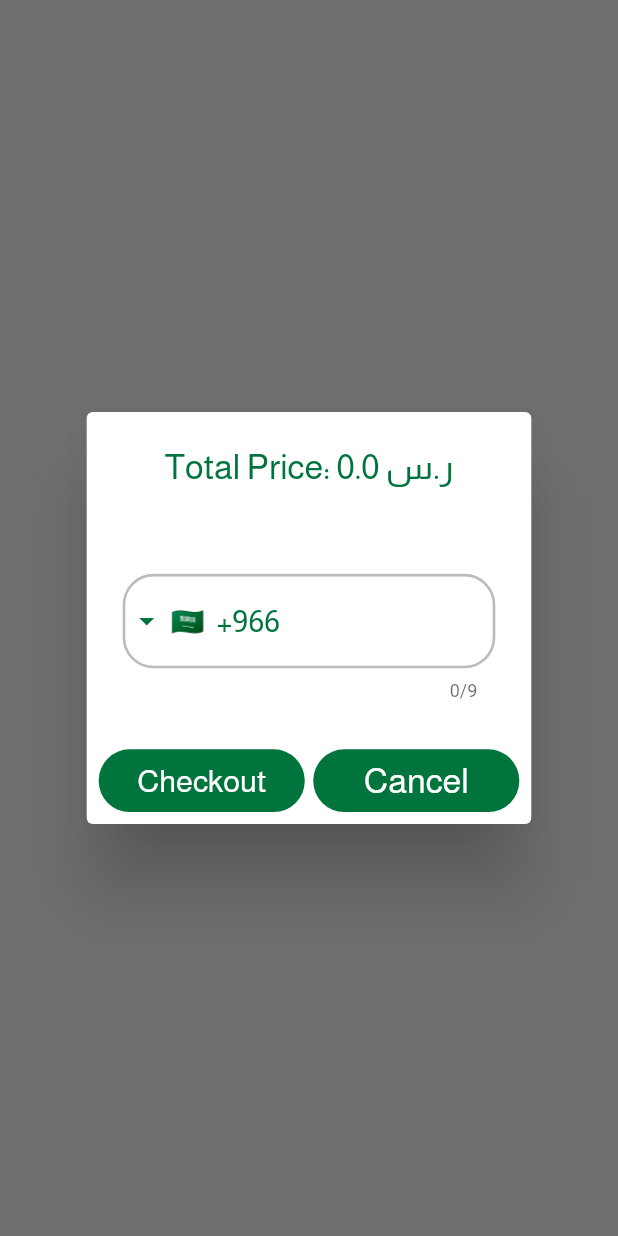
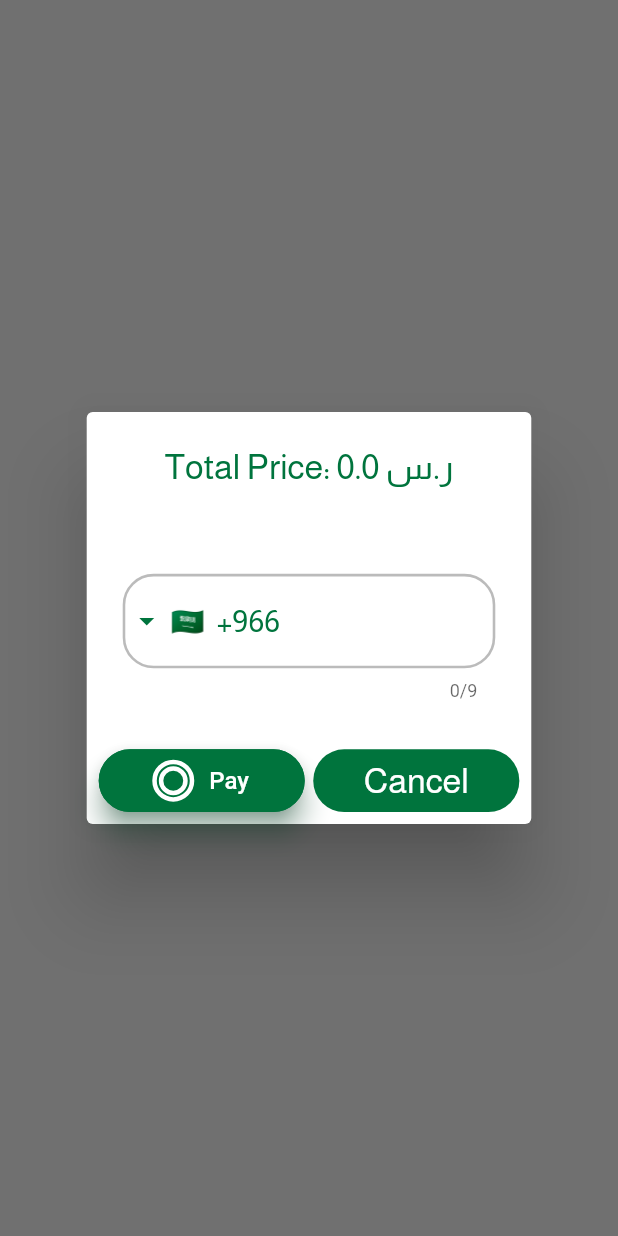
Before and after one commit to MohammadAssaf10/AsrarApp, a Flutter app: what showOrderDialog() shows on an empty page, opened directly with empty values, on a phone screen of 412 x 824 dp. Run offline on Flutter 3.47's test engine with Material 2 defaults, Android fonts, the phone set to English and light mode, and no system bars; drawn by our look-alikes of intl_phone_field; our stand-ins replace audioplayers, bloc, cached_network_image, cloud_firestore, dartz, dio and 17 more; missing offline and left inert: flutter_sound, go_sell_sdk_flutter; accounts and stored records are empty; generated files the repository leaves out were written again; project files that could hold a hidden picture were left out.

Commit message:
add pay to shop

```diff
--- a/assets/translations/ar.json
+++ b/assets/translations/ar.json
@@ -141,5 +141,6 @@
   "english": "الإنجليزية",
   "select_language": "اختر اللغة",
   "notification": "الإشعارات",
-  "show_details": "عرض التفاصيل"
+  "show_details": "عرض التفاصيل",
+  "pay": "دفع"
 }
--- a/assets/translations/en.json
+++ b/assets/translations/en.json
@@ -111,6 +111,7 @@
   "user_info_updated_successfully": "User Info Updated Successfully",
   "select_language": "Select Language",
   "notification": "notification",
+  "pay": "Pay",
 
   "Success": "Success",
   "Bad request error": "Bad request error",
--- a/lib/features/home/presentation/pages/main/profile_screen.dart
+++ b/lib/features/home/presentation/pages/main/profile_screen.dart
@@ -143,7 +143,7 @@ class _ProfileScreenState extends State<ProfileScreen> {
                 ),
                 ListTileWidget(
                   onTap: () {
-                    Navigator.pushNamed(
+                    Navigator.pushReplacementNamed(
                       context,
                       Routes.yourAccountRoute,
                       arguments: state.user,
--- a/lib/features/shop/data/repositories/shop_repository_impl.dart
+++ b/lib/features/shop/data/repositories/shop_repository_impl.dart
@@ -5,6 +5,7 @@ import '../../../../core/app/constants.dart';
 import '../../../../core/data/exception_handler.dart';
 import '../../../../core/data/failure.dart';
 import '../../../../core/network/network_info.dart';
+import '../../../payment/data/repositorys/tap_payment_repository.dart';
 import '../../domain/entities/product_entities.dart';
 import '../../domain/entities/shop_order_entities.dart';
 import '../../domain/repositories/shop_repository.dart';
@@ -76,6 +77,11 @@ class ShopRepositoryImpl extends ShopRepository {
   Future<Either<Failure, Unit>> cancelShopOrder(
       ShopOrderEntities shopOrder) async {
     try {
+      await TapPaymentService().refound(
+          chargeId: shopOrder.chargeId,
+          currency: 'SAR',
+          reason: 'returned',
+          amount: int.parse(shopOrder.totalPrice));
       await firestore
           .collection(FireBaseConstants.shopOrders)
           .doc(shopOrder.shopOrderId.toString())
--- a/lib/features/shop/domain/entities/shop_order_entities.dart
+++ b/lib/features/shop/domain/entities/shop_order_entities.dart
@@ -8,6 +8,7 @@ class ShopOrderEntities {
   final List<ProductEntities> products;
   final String totalPrice;
   final String orderStatus;
+  final String chargeId;
   ShopOrderEntities({
     required this.shopOrderId,
     required this.user,
@@ -15,6 +16,7 @@ class ShopOrderEntities {
     required this.products,
     required this.totalPrice,
     required this.orderStatus,
+    required this.chargeId,
   });
 
   Map<String, dynamic> toMap() {
@@ -25,6 +27,7 @@ class ShopOrderEntities {
       'products': products.map((x) => x.toMap()).toList(),
       'totalPrice': totalPrice,
       'orderStatus': orderStatus,
+      'chargeId': chargeId,
     };
   }
 
@@ -37,11 +40,12 @@ class ShopOrderEntities {
           map['products']?.map((x) => ProductEntities.fromMap(x))),
       totalPrice: map['totalPrice'],
       orderStatus: map['orderStatus'],
+      chargeId: map['chargeId'],
     );
   }
   @override
   String toString() {
-    return 'ShopOrderEntities(shopOrderId: $shopOrderId, user: $user, phoneNumber: $phoneNumber, products: $products, totalPrice: $totalPrice, orderStatus: $orderStatus)';
+    return 'ShopOrderEntities(shopOrderId: $shopOrderId, user: $user, phoneNumber: $phoneNumber, products: $products, totalPrice: $totalPrice, orderStatus: $orderStatus, chargeId: $chargeId)';
   }
 
   ShopOrderEntities copyWith({
@@ -51,6 +55,7 @@ class ShopOrderEntities {
     List<ProductEntities>? products,
     String? totalPrice,
     String? orderStatus,
+    String? chargeId,
   }) {
     return ShopOrderEntities(
       shopOrderId: shopOrderId ?? this.shopOrderId,
@@ -59,6 +64,7 @@ class ShopOrderEntities {
       products: products ?? this.products,
       totalPrice: totalPrice ?? this.totalPrice,
       orderStatus: orderStatus ?? this.orderStatus,
+      chargeId: chargeId ?? this.chargeId,
     );
   }
 }
--- a/lib/features/shop/presentation/common/function.dart
+++ b/lib/features/shop/presentation/common/function.dart
@@ -1,7 +1,9 @@
 import 'package:asrar_app/config/app_localizations.dart';
 import 'package:cloud_firestore/cloud_firestore.dart';
 import 'package:flutter/material.dart';
+import 'package:flutter_bloc/flutter_bloc.dart';
 import 'package:flutter_screenutil/flutter_screenutil.dart';
+import 'package:go_sell_sdk_flutter/model/models.dart';
 import 'package:intl_phone_field/intl_phone_field.dart';
 
 import '../../../../config/color_manager.dart';
@@ -10,7 +12,10 @@ import '../../../../config/styles_manager.dart';
 import '../../../../config/values_manager.dart';
 import '../../../../core/app/constants.dart';
 import '../../../../core/app/functions.dart';
+import '../../../auth/domain/entities/user.dart';
+import '../../../auth/presentation/bloc/authentication_bloc.dart';
 import '../../../home/presentation/widgets/general/home_button_widgets.dart';
+import '../../../payment/presentation/widgets/payment_button.dart';
 import '../../domain/entities/product_entities.dart';
 
 Future<int> getLastId() async {
@@ -34,10 +39,12 @@ void showOrderDialog(
   String number,
   List<ProductEntities> cartList,
   GlobalKey<FormState> formKey,
-  Function(String completePhoneNumber) acceptOnTap,
+  User user,
+  List<ProductEntities> products,
+  Function(String completePhoneNumber,String chargeId) acceptOnTap,
 ) async {
   String phoneNumber = number;
-  String countryCode = '+966';
+  String countryCode = '966';
   final TextEditingController controller = TextEditingController(text: number);
   showDialog(
     context: context,
@@ -99,8 +106,11 @@ void showOrderDialog(
             child: Row(
               mainAxisAlignment: MainAxisAlignment.center,
               children: [
-                OptionButton(
-                  onTap: () {
+                SizedBox(
+                  height: AppSize.s35.h,
+                  width: AppSize.s120.w,
+                  child: PaymentButton(
+                    onSuccess: (chargeInfo) {
                       if (phoneNumber[0] == '0') {
                         phoneNumber = phoneNumber.replaceFirst('0', '');
                       }
@@ -109,13 +119,47 @@ void showOrderDialog(
                           .replaceAll(' ', '')
                           .replaceAll('-', '')
                           .replaceAll('+', '');
-                    acceptOnTap(phoneNumber);
+                      acceptOnTap(phoneNumber,chargeInfo.charge_id);
+                      if (user.tapId.isEmpty) {
+                        BlocProvider.of<AuthenticationBloc>(context).add(
+                          UpdateUserData(
+                            user: user.copyWith(tapId: chargeInfo.customer_id),
+                          ),
+                        );
+                      }
                     },
-                  title: AppStrings.checkout.tr(context),
-                  height: AppSize.s35.h,
-                  width: AppSize.s120.w,
-                  fontSize: AppSize.s18.sp,
+                    customer: Customer(
+                      customerId: user.tapId,
+                      email: user.email,
+                      isdNumber: "",
+                      number: phoneNumber,
+                      firstName: user.name,
+                      middleName: "",
+                      lastName: "",
                     ),
+                    paymentItems: convertToPaymentItem(products),
+                    onFailed: (message) {
+                      showCustomDialog(context, message: message.tr(context));
+                    },
+                  ),
+                ),
+                // OptionButton(
+                //   onTap: () {
+                //     if (phoneNumber[0] == '0') {
+                //       phoneNumber = phoneNumber.replaceFirst('0', '');
+                //     }
+                //     phoneNumber = countryCode + phoneNumber;
+                //     phoneNumber
+                //         .replaceAll(' ', '')
+                //         .replaceAll('-', '')
+                //         .replaceAll('+', '');
+                //     acceptOnTap(phoneNumber);
+                //   },
+                //   title: AppStrings.checkout.tr(context),
+                //   height: AppSize.s35.h,
+                //   width: AppSize.s120.w,
+                //   fontSize: AppSize.s18.sp,
+                // ),
                 SizedBox(
                   width: AppSize.s5.w,
                 ),
@@ -137,6 +181,20 @@ void showOrderDialog(
   );
 }
 
+List<PaymentItem> convertToPaymentItem(List<ProductEntities> products) {
+  List<PaymentItem> items = [];
+  for (ProductEntities product in products) {
+    PaymentItem paymentItem = PaymentItem(
+      name: product.productName,
+      amountPerUnit: stringToDouble(product.productPrice),
+      quantity: Quantity(value: product.productCount),
+      totalAmount: 0,
+    );
+    items.add(paymentItem);
+  }
+  return items;
+}
+
 String getTotalProductsPrice(List<ProductEntities> cartList) {
   double totalPrice = 0.0;
   for (var product in cartList) {
```
Also changed, not shown: lib/features/shop/presentation/pages/cart_screen.dart (+8 -3 lines). Lines whose indentation alone changed are shown as unchanged.
